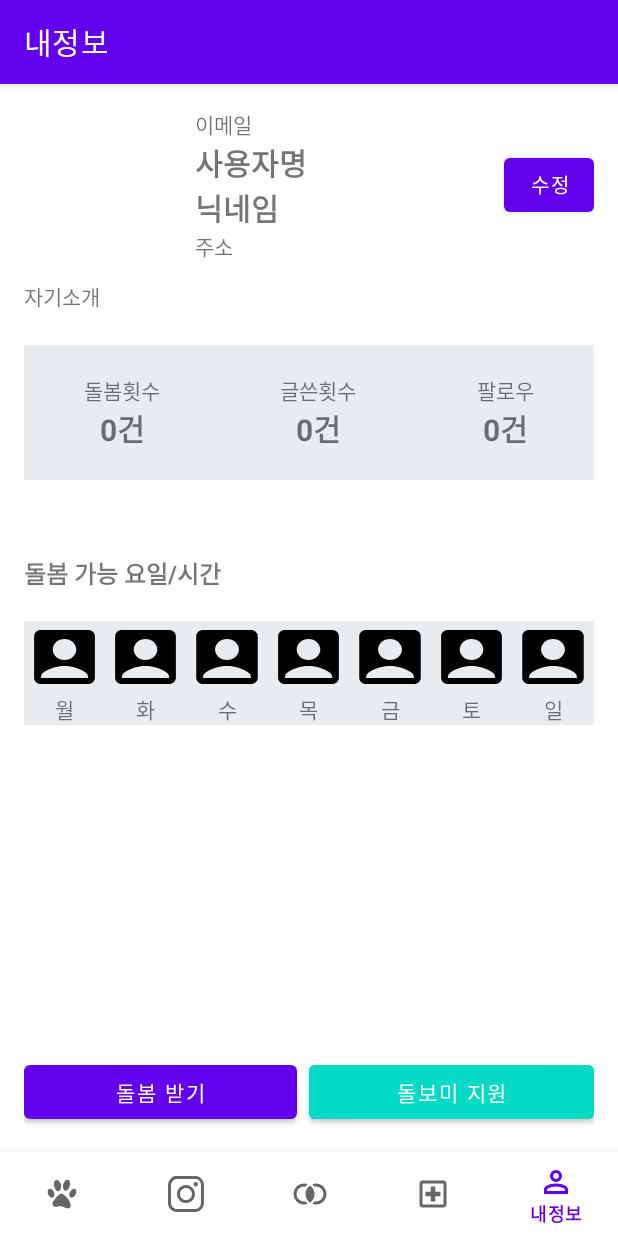
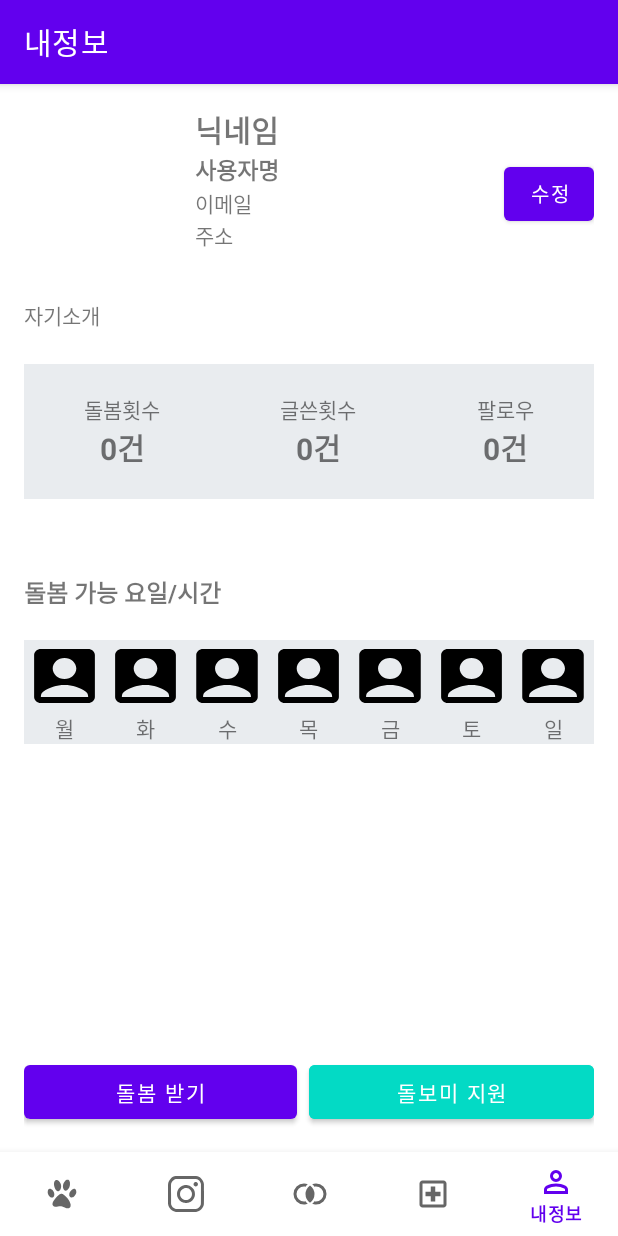
Before and after one commit to jimpak/PetPal, an Android app: the MyhomeFragment screen opened directly, with no data from a screen before it, on a phone screen of 412 x 824 dp. Run offline under Robolectric (Android 15) with nearby library versions, the phone set to English and light mode, and no system bars; our stand-ins replace Firebase (no records; nobody signed in at launch, a user with empty details on screens opened directly), navigation-ui; pictures from the network do not load.

Commit message:
마이프로필 마이홈 수정

```diff
--- a/PetPalApp/app/src/main/java/org/bitc/petpalapp/ui/MyprofileFragment.kt
+++ b/PetPalApp/app/src/main/java/org/bitc/petpalapp/ui/MyprofileFragment.kt
@@ -113,8 +113,8 @@ class MyprofileFragment : Fragment() {
                 }
 
                 binding.btnSave.setOnClickListener {
-                    val nickname = binding.editName.text.toString()
-                    val username = binding.editNickname.text.toString()
+                    val nickname = binding.editNickname.text.toString()
+                    val username = binding.editName.text.toString()
                     val pass = binding.editPassword.text.toString()
                     val phone = binding.editPhone.text.toString()
                     val address = binding.editAddress.text.toString()
--- a/PetPalApp/app/src/main/java/org/bitc/petpalapp/ui/myhome/MyhomeFragment.kt
+++ b/PetPalApp/app/src/main/java/org/bitc/petpalapp/ui/myhome/MyhomeFragment.kt
@@ -64,8 +64,8 @@ class MyhomeFragment : Fragment() {
                     item.docId = document.id
                     itemList.add(item)
 
+                    binding.txName.setText(item.username)
                     binding.txNickname.setText(item.nickname)
-                    binding.txName.setText(item.username)
                     binding.txAddress.setText(item.address)
                     binding.txEmail.setText(item.email)
 
--- a/PetPalApp/app/src/main/res/layout/fragment_myhome.xml
+++ b/PetPalApp/app/src/main/res/layout/fragment_myhome.xml
@@ -10,7 +10,7 @@
 
     <LinearLayout
             android:layout_width="match_parent"
-            android:layout_height="wrap_content">
+            android:layout_height="115dp">
 
         <ImageView
                 android:id="@+id/profileImage"
@@ -19,6 +19,7 @@
                 tools:src="@tools:sample/avatars" />
 
         <LinearLayout
+                android:layout_marginBottom="10dp"
                 android:layout_width="match_parent"
                 android:layout_height="wrap_content"
                 android:layout_gravity="center_vertical"
@@ -27,27 +28,28 @@
                 android:paddingLeft="14dp">
 
             <TextView
+                    android:id="@+id/tx_nickname"
+                    android:layout_width="match_parent"
+                    android:layout_height="wrap_content"
+                    android:text="닉네임"
+                    android:textSize="20sp"
+                    android:textStyle="bold" />
+
+            <TextView
+                    android:id="@+id/tx_name"
+                    android:text="사용자명"
+                    android:layout_width="match_parent"
+                    android:layout_height="wrap_content"
+                    android:textSize="15sp"
+                    android:textStyle="bold" />
+
+            <TextView
                     android:id="@+id/tx_email"
                     android:layout_width="match_parent"
                     android:layout_height="wrap_content"
                     android:text="이메일"
                     android:textSize="14sp" />
 
-            <TextView
-                    android:id="@+id/tx_name"
-                    android:text="사용자명"
-                    android:layout_width="match_parent"
-                    android:layout_height="wrap_content"
-                    android:textSize="20sp"
-                    android:textStyle="bold" />
-
-            <TextView
-                    android:id="@+id/tx_nickname"
-                    android:layout_width="match_parent"
-                    android:layout_height="wrap_content"
-                    android:text="닉네임"
-                    android:textSize="20sp"
-                    android:textStyle="bold" />
 
 
             <TextView
--- a/PetPalApp/app/src/main/res/layout/fragment_myprofile.xml
+++ b/PetPalApp/app/src/main/res/layout/fragment_myprofile.xml
@@ -40,7 +40,7 @@
         android:orientation="horizontal">
 
         <TextView
-            android:id="@+id/txName"
+            android:id="@+id/txNickname"
             android:layout_width="12dp"
             android:layout_height="wrap_content"
             android:layout_weight="1"
@@ -67,7 +67,7 @@
         android:orientation="horizontal">
 
         <TextView
-            android:id="@+id/txNickname"
+            android:id="@+id/txName"
             android:layout_width="12dp"
             android:layout_height="wrap_content"
             android:layout_weight="1"
```
